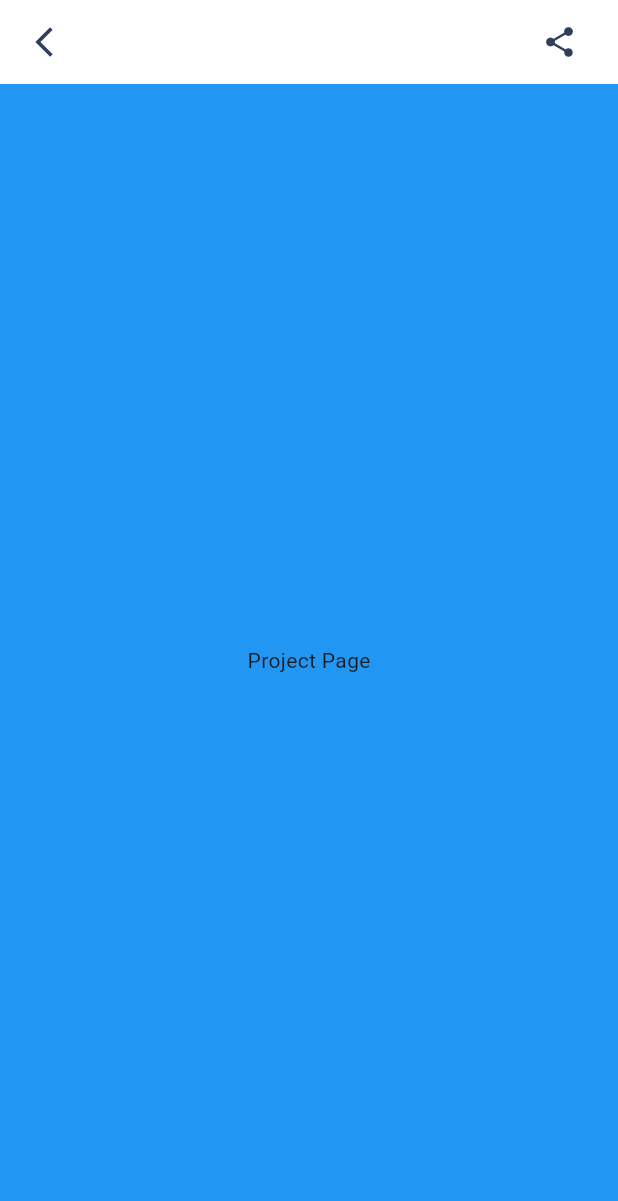
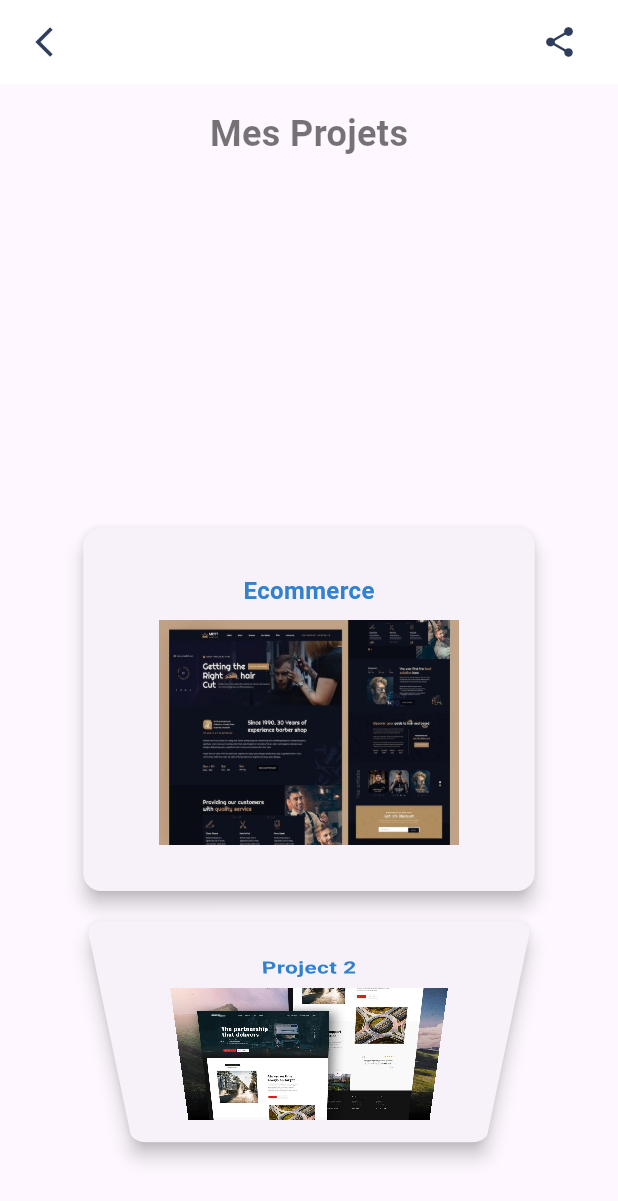
Before and after one commit to A-Hamdi1/Personalized-Portfolio, a Flutter app: the ProjectPage screen opened directly, on a phone screen of 412 x 824 dp. Shown: the top 1201 px of the screen. Run offline on Flutter 3.47's test engine with Material 3 defaults, Android fonts, the light colour scheme and no system bars; our stand-ins replace carousel_slider, flutter_svg, font_awesome_flutter, google_nav_bar, iconsax, lottie; missing offline and left inert: country_icons.

Commit message:
last update

```diff
--- a/lib/pages/about.dart
+++ b/lib/pages/about.dart
@@ -38,7 +38,7 @@ class _AboutPageState extends State<AboutPage> {
             onPressed: () {
               Navigator.push(
                 context,
-                MaterialPageRoute(builder: (context) => MyBottomNavBar()),
+                MaterialPageRoute(builder: (context) => const MyBottomNavBar()),
               );
             },
             icon: const Icon(
@@ -61,13 +61,13 @@ class _AboutPageState extends State<AboutPage> {
                     Stack(
                       alignment: Alignment.bottomRight,
                       children: [
-                        CircleAvatar(
+                        const CircleAvatar(
                           radius: 50,
                           backgroundImage: AssetImage("images/me.jpg"),
                         ),
                         InkWell(
                           onTap: () {},
-                          child: CircleAvatar(
+                          child: const CircleAvatar(
                             radius: 13,
                             backgroundColor: TColors.primary,
                             child: Icon(
@@ -78,8 +78,8 @@ class _AboutPageState extends State<AboutPage> {
                         ),
                       ],
                     ),
-                    Padding(
-                      padding: const EdgeInsets.all(20.0),
+                    const Padding(
+                      padding: EdgeInsets.all(20.0),
                       child: Text("Aziz Chtourou",
                           style: TextStyle(
                               fontSize: 24, fontWeight: FontWeight.bold)),
@@ -101,23 +101,23 @@ class _AboutPageState extends State<AboutPage> {
                 ),
               ),
             ),
-            SizedBox(
+            const SizedBox(
               height: 50,
             ),
             buildContact(),
-            SizedBox(
+            const SizedBox(
               height: 10,
             ),
             buildMail(),
-            SizedBox(
+            const SizedBox(
               height: 10,
             ),
             buildAdresse(),
-            SizedBox(
+            const SizedBox(
               height: 10,
             ),
             buildTranslate(),
-            SizedBox(
+            const SizedBox(
               height: 40,
             ),
           ],
@@ -130,12 +130,12 @@ class _AboutPageState extends State<AboutPage> {
     return ElevatedButton(
       onPressed: ontap,
       style: ElevatedButton.styleFrom(
-        padding: EdgeInsets.symmetric(horizontal: 45.0, vertical: 16.0),
+        padding: const EdgeInsets.symmetric(horizontal: 45.0, vertical: 16.0),
         backgroundColor: Colors.black26,
       ),
       child: Text(
         txt,
-        style: TextStyle(color: Colors.white),
+        style: const TextStyle(color: Colors.white),
       ),
     );
   }
@@ -215,7 +215,7 @@ Widget buildContact() => Container(
       child: Column(
         crossAxisAlignment: CrossAxisAlignment.start,
         children: [
-          Text(
+          const Text(
             "Appelez Moi : ",
             style: TextStyle(
                 fontSize: 20,
@@ -226,7 +226,7 @@ Widget buildContact() => Container(
             onTap: () {
               _callNumber();
             },
-            child: ListTile(
+            child: const ListTile(
               leading: Icon(
                 FontAwesomeIcons.whatsapp,
                 size: 30,
@@ -244,7 +244,7 @@ Widget buildMail() => Container(
       child: Column(
         crossAxisAlignment: CrossAxisAlignment.start,
         children: [
-          Text(
+          const Text(
             "Contactez Moi : ",
             style: TextStyle(
                 fontSize: 20,
@@ -255,7 +255,7 @@ Widget buildMail() => Container(
             onTap: () {
               _sendEmail();
             },
-            child: ListTile(
+            child: const ListTile(
               leading: Icon(
                 Icons.email,
                 size: 30,
@@ -273,7 +273,7 @@ Widget buildAdresse() => Container(
       child: Column(
         crossAxisAlignment: CrossAxisAlignment.start,
         children: [
-          Text(
+          const Text(
             "Adresse : ",
             style: TextStyle(
                 fontSize: 20,
@@ -284,7 +284,7 @@ Widget buildAdresse() => Container(
             onTap: () {
               _launchMaps();
             },
-            child: ListTile(
+            child: const ListTile(
               leading: Icon(
                 Iconsax.location,
                 size: 30,
--- a/lib/pages/project_page.dart
+++ b/lib/pages/project_page.dart
@@ -3,14 +3,22 @@ import 'package:flutter/material.dart';
 import '../components/navbar_page.dart';
 import '../constant/Colors.dart';
 
+class Projet {
+  final int id;
+  final String nom;
+  final String imagePath;
+
+  Projet({required this.id, required this.nom, required this.imagePath});
+}
+
 void main() => runApp(ProjectPage());
 
 class ProjectPage extends StatelessWidget {
-  const ProjectPage({super.key});
+  const ProjectPage({Key? key});
 
   @override
   Widget build(BuildContext context) {
-    return  Scaffold(
+    return Scaffold(
       appBar: AppBar(
         backgroundColor: Colors.white,
         elevation: 0,
@@ -40,16 +48,130 @@ class ProjectPage extends StatelessWidget {
               color: mainText,
             ),
           ),
-
         ),
       ),
-      body: Container(
-        color: Colors.blue,
-        child: Center(
-          child: Text("Project Page"),
+      body: Column(
+        children: [
+          Padding(
+            padding: const EdgeInsets.all(16.0),
+            child: Text(
+              'Mes Projets',
+              style: TextStyle(
+                fontSize: 24,
+                fontWeight: FontWeight.bold,
+                color: Colors.black54,
+              ),
+            ),
+          ),
+          Expanded(
+            child: ListWheelScrollView(
+              itemExtent: 250,
+              physics: FixedExtentScrollPhysics(),
+              children: [
+                buildCard(
+                  context,
+                  Projet(
+                    id: 0,
+                    nom: 'Ecommerce',
+                    imagePath: 'assets/projects/website8.jpg',
+                  ),
+                ),
+                buildCard(
+                  context,
+                  Projet(
+                    id: 1,
+                    nom: 'Project 2',
+                    imagePath: 'assets/projects/website2.jpg',
+                  ),
+                ),
+                buildCard(
+                  context,
+                  Projet(
+                    id: 2,
+                    nom: 'Project 3',
+                    imagePath: 'assets/projects/website3.jpg',
+                  ),
+                ),
+                buildCard(
+                  context,
+                  Projet(
+                    id: 3,
+                    nom: 'Project 4',
+                    imagePath: 'assets/projects/website4.jpg',
+                  ),
+                ),
+                buildCard(
+                  context,
+                  Projet(
+                    id: 4,
+                    nom: 'Project 5',
+                    imagePath: 'assets/projects/website5.jpg',
+                  ),
+                ),
+                buildCard(
+                  context,
+                  Projet(
+                    id: 5,
+                    nom: 'Project 6',
+                    imagePath: 'assets/projects/website6.jpg',
+                  ),
+                ),
+                buildCard(
+                  context,
+                  Projet(
+                    id: 6,
+                    nom: 'Project 7',
+                    imagePath: 'assets/projects/website7.jpg',
+                  ),
+                ),
+                buildCard(
+                  context,
+                  Projet(
+                    id: 7,
+                    nom: 'Project 8',
+                    imagePath: 'assets/projects/website8.jpg',
+                  ),
+                ),
+              ],
+            ),
+          ),
+        ],
+      ),
+    );
+  }
+
+  Widget buildCard(BuildContext context, Projet projet) {
+    final cardWidth = MediaQuery.of(context).size.width * 3 / 4;
+    final imageWidth = cardWidth * 3 / 4;
+
+    return Container(
+      width: cardWidth,
+      child: Card(
+        elevation: 5,
+        child: Padding(
+          padding: EdgeInsets.all(8.0),
+          child: Column(
+            mainAxisAlignment: MainAxisAlignment.center,
+            crossAxisAlignment: CrossAxisAlignment.center,
+            children: [
+              Text(
+                '${projet.nom}',
+                style: TextStyle(
+                  fontSize: 16,
+                  fontWeight: FontWeight.bold,
+                  color: Color(0xFF3081D0),
+                ),
+              ),
+              SizedBox(height: 8),
+              Image.asset(
+                projet.imagePath,
+                width: imageWidth,
+                height: 150,
+              ),
+            ],
+          ),
         ),
       ),
-
     );
   }
 }
--- a/pubspec.yaml
+++ b/pubspec.yaml
@@ -12,7 +12,7 @@ environment:
 dependencies:
   flutter:
     sdk: flutter
-
+  http: ^1.1.2
   iconsax: ^0.0.8
   lottie: ^2.7.0
   get: ^4.6.6
@@ -42,5 +42,5 @@ flutter:
   assets:
     - images/
     - animations/
-    - assets/skills/
+    - assets/projects/
     - assets/frameworks/
```
Also changed, not shown: assets/projects/website1.jpg (added), assets/projects/website2.jpg (added), assets/projects/website3.jpg (added), assets/projects/website4.jpg (added), assets/projects/website5.jpg (added), assets/projects/website6.jpg (added), assets/projects/website7.jpg (added), assets/projects/website8.jpg (added), assets/skills/website1.jpg (deleted), assets/skills/website2.jpg (deleted), assets/skills/website3.jpg (deleted), assets/skills/website4.jpg (deleted), assets/skills/website5.jpg (deleted), assets/skills/website6.jpg (deleted), 4 more files.
